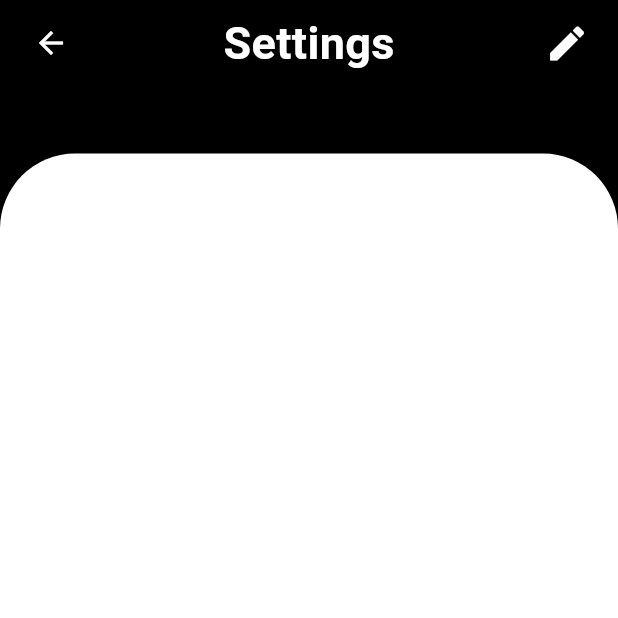
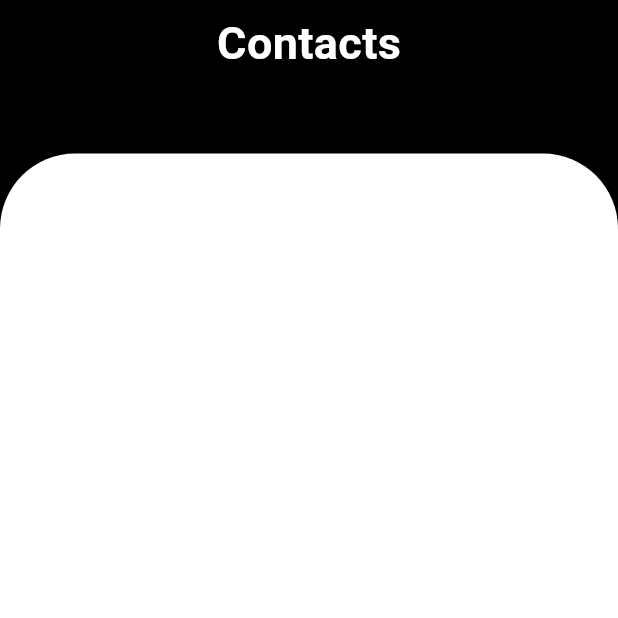
Before and after one commit to ahmedAdelElmelegy/chat_box, a Flutter app: the ContactView screen opened directly, on a phone screen of 412 x 824 dp, the top half of it. Run offline on Flutter 3.47's test engine with Material 3 defaults, Android fonts, the phone set to English and light mode, and no system bars; our stand-ins replace bloc, cloud_firestore, firebase_auth, firebase_core, firebase_storage, flutter_bloc and 5 more; accounts and stored records are empty; network calls fail.

Commit message:
edit to pages

```diff
--- a/lib/core/models/Chat_model.dart
+++ b/lib/core/models/Chat_model.dart
@@ -3,14 +3,17 @@ class ChatModel {
   final String? senderId;
   final String? reseverId;
   final String? dateTime;
+  final String? image;
 
-  ChatModel({this.message, this.senderId, this.reseverId, this.dateTime});
+  ChatModel(
+      {this.message, this.senderId, this.reseverId, this.dateTime, this.image});
   factory ChatModel.fromJson(Map<String, dynamic> json) {
     return ChatModel(
       message: json['message'],
       senderId: json['senderId'],
       reseverId: json['reseverId'],
       dateTime: json['dataTime'],
+      image: json['image'],
     );
   }
 
@@ -20,6 +23,7 @@ class ChatModel {
       'senderId': senderId,
       'reseverId': reseverId,
       'dateTime': dateTime,
+      'image': image
     };
   }
 }
--- a/lib/core/utils/Constant.dart
+++ b/lib/core/utils/Constant.dart
@@ -30,4 +30,6 @@ class Constants {
         subtitle: ''),
   ];
   static String? userId;
+  static const String defaultImage =
+      'https://img.freepik.com/free-vector/businessman-character-avatar-isolated_24877-60111.jpg?w=740&t=st=1707257243~exp=1707257843~hmac=fb55a7d8492028700c658dfb79e1728987f7f89fffd2f81c55b1729f42b8c34a';
 }
--- a/lib/features/HomeNavgateBar/presentation/manager/cubit/home_navagation_cubit.dart
+++ b/lib/features/HomeNavgateBar/presentation/manager/cubit/home_navagation_cubit.dart
@@ -39,7 +39,7 @@ class HomeNavagationCubit extends Cubit<HomeNavagationState> {
         selectedIcon: Icon(IconlyBold.setting),
         label: 'Settings'),
   ];
-  List<Widget> pages = const [
+  List<Widget> pages = [
     HomeView(),
     CallView(),
     ContactView(),
--- a/lib/features/contacts/presentation/view/widgets/ContactsViewBody.dart
+++ b/lib/features/contacts/presentation/view/widgets/ContactsViewBody.dart
@@ -1,6 +1,7 @@
+import 'package:chat_app/core/widgets/CustomText.dart';
 import 'package:chat_app/core/widgets/Customsizebox.dart';
-import 'package:chat_app/features/home/presentation/view/widgets/CustomAppBarHome.dart';
 import 'package:chat_app/features/home/presentation/view/widgets/CustomUserdetListView.dart';
+import 'package:chat_app/features/settings/presentation/view/widgets/CustomAppbar.dart';
 import 'package:flutter/material.dart';
 
 class ContactViewbody extends StatelessWidget {
@@ -19,7 +20,7 @@ class ContactViewbody extends StatelessWidget {
                 children: [
                   SizedBox(
                     height: size.height * .07,
-                    child: const CustomAppBarHome(),
+                    child: const CustomAppBar(text: "Contacts"),
                   ),
                   const CustomSizeBox(
                     h: .03,
--- a/lib/features/home/presentation/manager/cubit/massages_cubit.dart
+++ b/lib/features/home/presentation/manager/cubit/massages_cubit.dart
@@ -15,10 +15,12 @@ class MassagesCubit extends Cubit<MassagesState> {
 
   void sendMassage({required String message, required String reseverId}) async {
     emit(SendMassageLoading());
+
     ChatModel chat = ChatModel(
         message: message,
         dateTime: DateTime.now().toString(),
         senderId: Constants.userId,
+        image: Constants.defaultImage,
         reseverId: reseverId);
     await FirebaseFirestore.instance
         .collection("users")
--- a/lib/features/home/presentation/view/widgets/massage_detailes.dart
+++ b/lib/features/home/presentation/view/widgets/massage_detailes.dart
@@ -47,9 +47,13 @@ class MassageDetails extends StatelessWidget {
                         ),
                 ),
               );
+            } else if (cubit.message.isEmpty) {
+              return const Center(
+                child: Text('No Massage  .....'),
+              );
             } else {
               return const Center(
-                child: Text('No Massages .....'),
+                child: Text('Loading .....'),
               );
             }
           },
--- a/lib/features/settings/presentation/manager/Profile_cubit/profile_state.dart
+++ b/lib/features/settings/presentation/manager/Profile_cubit/profile_state.dart
@@ -28,3 +28,9 @@ final class UplodeProfileImageLoading extends ProfileState {}
 final class UplodeProfileImageSucess extends ProfileState {}
 
 final class UplodeProfileImageFailed extends ProfileState {}
+
+final class OpenDrawer extends ProfileState {}
+
+final class ClosedDrawer extends ProfileState {}
+
+final class SignOutSucessState extends ProfileState {}
--- a/lib/features/settings/presentation/view/widgets/CusotmUserSettings.dart
+++ b/lib/features/settings/presentation/view/widgets/CusotmUserSettings.dart
@@ -21,7 +21,8 @@ class CustomUserSetting extends StatelessWidget {
             backgroundColor: Colors.greenAccent,
             child: CircleAvatar(
               radius: 30,
-              backgroundImage: NetworkImage(user.image!),
+              backgroundImage: NetworkImage(user.image ??
+                  'https://img.freepik.com/free-vector/businessman-character-avatar-isolated_24877-60111.jpg?w=740&t=st=1707257243~exp=1707257843~hmac=fb55a7d8492028700c658dfb79e1728987f7f89fffd2f81c55b1729f42b8c34a'),
             ),
           ),
           Padding(
--- a/lib/features/home/presentation/view/widgets/CustomAppBarHome.dart
+++ b/lib/features/settings/presentation/view/widgets/CustomAppbar.dart
@@ -3,11 +3,21 @@ import 'package:chat_app/features/settings/presentation/view/widgets/EditProfile
 
 import 'package:flutter/material.dart';
 
-class CustomAppBarHome extends StatelessWidget {
-  const CustomAppBarHome({
+class CustomAppBar extends StatelessWidget {
+  const CustomAppBar({
     super.key,
+    required this.text,
+    this.icon,
+    this.onPressed1,
+    this.onPressed2,
+    this.icon2,
   });
 
+  final String text;
+  final IconData? icon;
+  final IconData? icon2;
+  final void Function()? onPressed1;
+  final void Function()? onPressed2;
   @override
   Widget build(BuildContext context) {
     return Padding(
@@ -16,28 +26,22 @@ class CustomAppBarHome extends StatelessWidget {
         mainAxisAlignment: MainAxisAlignment.spaceBetween,
         children: [
           IconButton(
-            onPressed: () {},
-            icon: const Icon(
-              Icons.arrow_back,
+            onPressed: onPressed1,
+            icon: Icon(
+              icon2,
               color: Colors.white,
             ),
           ),
-          const CustomText(
-            text: 'Settings',
+          CustomText(
+            text: text,
             fontSize: 30,
             fontWeight: FontWeight.bold,
             color: Colors.white,
           ),
           IconButton(
-              onPressed: () {
-                Navigator.push(context, MaterialPageRoute(
-                  builder: (context) {
-                    return EditProfile();
-                  },
-                ));
-              },
-              icon: const Icon(
-                Icons.edit,
+              onPressed: onPressed2,
+              icon: Icon(
+                icon,
                 size: 30,
                 color: Colors.white,
               ))
--- a/lib/features/settings/presentation/view/widgets/EditProfile.dart
+++ b/lib/features/settings/presentation/view/widgets/EditProfile.dart
@@ -43,8 +43,9 @@ class EditProfile extends StatelessWidget {
                       cubit.profileImage == null
                           ? CircleAvatar(
                               radius: 50,
-                              backgroundImage:
-                                  NetworkImage(cubit.userdata!.image!),
+                              backgroundImage: NetworkImage(cubit
+                                      .userdata?.image ??
+                                  'https://img.freepik.com/free-vector/businessman-character-avatar-isolated_24877-60111.jpg?w=740&t=st=1707257243~exp=1707257843~hmac=fb55a7d8492028700c658dfb79e1728987f7f89fffd2f81c55b1729f42b8c34a'),
                             )
                           : CircleAvatar(
                               radius: 50,
--- a/lib/main.dart
+++ b/lib/main.dart
@@ -58,7 +58,9 @@ class ChatBox extends StatelessWidget {
         ),
       ],
       child: const MaterialApp(
-          debugShowCheckedModeBanner: false, home: SplashView()),
+        debugShowCheckedModeBanner: false,
+        home: SplashView(),
+      ),
     );
   }
 }
```
Also changed, not shown: lib/features/Login/presentation/view/widgets/login_view_body.dart (+6 -6 lines), lib/features/home/presentation/view/HomeView.dart (+14 -4 lines), lib/features/home/presentation/view/widgets/CustomAppBarMassageDet.dart (+14 -7 lines), lib/features/home/presentation/view/widgets/CustomDrawer.dart (added, +78 -0 lines), lib/features/home/presentation/view/widgets/CustomMassageItem.dart (+4 -3 lines), lib/features/home/presentation/view/widgets/HomeViewBody.dart (+18 -2 lines), lib/features/settings/presentation/manager/Profile_cubit/profile_cubit.dart (+29 -0 lines), lib/features/settings/presentation/view/widgets/SettingViewBody.dart (+14 -2 lines), 1 other file.
